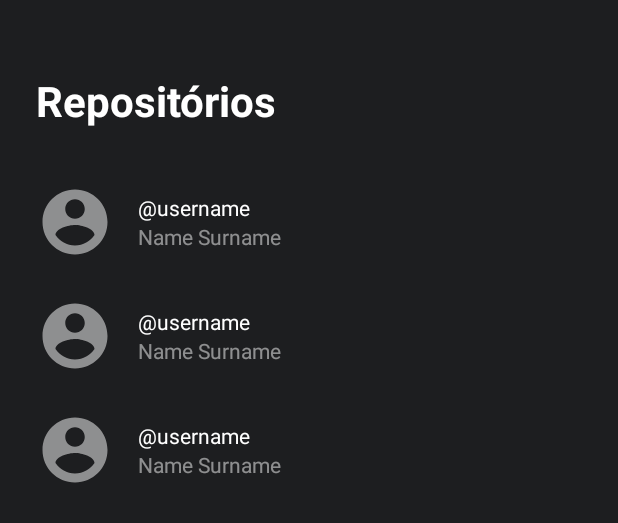
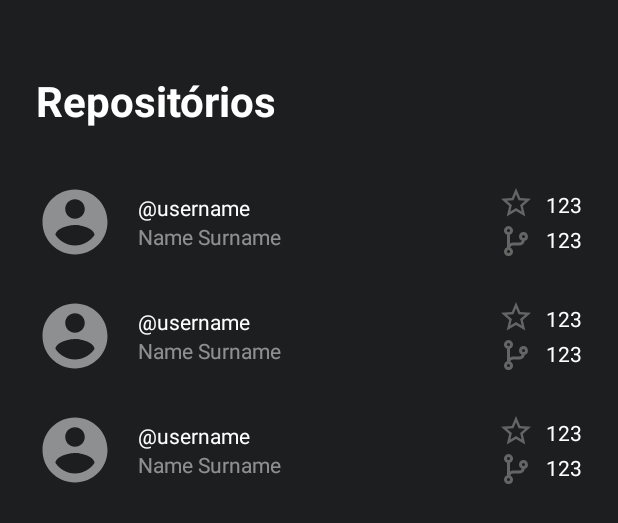
Before and after one commit to valdir-silva/repositories_list, an Android app: the layout repositories_fragment.xml on its own in the app's theme, with its tools: preview values and no code run, on a phone screen of 412 x 824 dp. Shown: the top 523 px of the screen. Run offline under Robolectric (Android 15) with nearby library versions, the phone set to English and light mode, and no system bars.

Commit message:
adding fork and stars to view

```diff
--- a/app/src/main/java/com/valdirsilva/repositorieslist/data/model/GitHubRepositoryModel.kt
+++ b/app/src/main/java/com/valdirsilva/repositorieslist/data/model/GitHubRepositoryModel.kt
@@ -8,5 +8,7 @@ data class GitHubRepositoryModel(
     val id: Int,
     val name: String,
     val fullName: String,
+    val starsCount: Int,
+    val forkCount: Int,
     val owner: OwnerModel
 ) : Parcelable
--- a/app/src/main/java/com/valdirsilva/repositorieslist/data/response/GitHubRepositoryResponse.kt
+++ b/app/src/main/java/com/valdirsilva/repositorieslist/data/response/GitHubRepositoryResponse.kt
@@ -13,6 +13,10 @@ data class GitHubRepositoryResponse(
     val name: String,
     @Json(name = "full_name")
     val fullName: String,
+    @Json(name = "stargazers_count")
+    val starsCount: Int,
+    @Json(name = "forks_count")
+    val forkCount: Int,
     @Json(name = "owner")
     val owner: OwnerResponse
 ) : Parcelable {
@@ -20,6 +24,8 @@ data class GitHubRepositoryResponse(
         id = id,
         name = name,
         fullName = fullName,
+        starsCount = starsCount,
+        forkCount = forkCount,
         owner = owner.getOwnerModel()
     )
 }
--- a/app/src/main/java/com/valdirsilva/repositorieslist/presentation/repositories/RepositoriesAdapter.kt
+++ b/app/src/main/java/com/valdirsilva/repositorieslist/presentation/repositories/RepositoriesAdapter.kt
@@ -31,6 +31,10 @@ class RepositoriesAdapter :
                 ITEM -> {
                     username.text = repository.owner.login
                     name.text = repository.fullName
+                    starIcon.changeVisibility(true)
+                    starsNumber.text = repository.starsCount.toString()
+                    forkIcon.changeVisibility(true)
+                    forksNumber.text = repository.forkCount.toString()
                     Picasso.get()
                         .load(repository.owner.avatarUrl)
                         .error(R.drawable.ic_round_account_circle)
--- /dev/null
+++ b/app/src/main/res/drawable/ic_fork.xml
@@ -0,0 +1,9 @@
+<vector xmlns:android="http://schemas.android.com/apk/res/android"
+    android:width="24dp"
+    android:height="24dp"
+    android:viewportWidth="24"
+    android:viewportHeight="24">
+    <path
+        android:fillColor="@color/iconColor"
+        android:pathData="M17,6.06a3,3 0,0 0,-1.15 5.77A2,2 0,0 1,14 13.06L10,13.06a3.91,3.91 0,0 0,-2 0.56L8,7.88a3,3 0,1 0,-2 0v8.36a3,3 0,1 0,2.16 0.05A2,2 0,0 1,10 15.06h4a4,4 0,0 0,3.91 -3.16A3,3 0,0 0,17 6.06ZM7,4.06a1,1 0,1 1,-1 1A1,1 0,0 1,7 4.06ZM7,20.06a1,1 0,1 1,1 -1A1,1 0,0 1,7 20.06ZM17,10.06a1,1 0,1 1,1 -1A1,1 0,0 1,17 10.06Z" />
+</vector>
--- /dev/null
+++ b/app/src/main/res/drawable/ic_star.xml
@@ -0,0 +1,9 @@
+<vector xmlns:android="http://schemas.android.com/apk/res/android"
+    android:width="24dp"
+    android:height="24dp"
+    android:viewportWidth="24.0"
+    android:viewportHeight="24.0">
+    <path
+        android:fillColor="@color/iconColor"
+        android:pathData="M22,9.24l-7.19,-0.62L12,2 9.19,8.63 2,9.24l5.46,4.73L5.82,21 12,17.27 18.18,21l-1.63,-7.03L22,9.24zM12,15.4l-3.76,2.27 1,-4.28 -3.32,-2.88 4.38,-0.38L12,6.1l1.71,4.04 4.38,0.38 -3.32,2.88 1,4.28L12,15.4z" />
+</vector>
--- a/app/src/main/res/layout/repository_view.xml
+++ b/app/src/main/res/layout/repository_view.xml
@@ -19,7 +19,7 @@
         app:layout_constraintTop_toTopOf="parent"
         tools:src="@drawable/ic_round_account_circle" />
 
-    <TextView
+    <androidx.appcompat.widget.AppCompatCheckedTextView
         android:id="@+id/username"
         android:layout_width="wrap_content"
         android:layout_height="wrap_content"
@@ -31,16 +31,69 @@
         app:layout_constraintTop_toTopOf="@+id/picture"
         tools:text="\@username" />
 
-    <TextView
+    <androidx.appcompat.widget.AppCompatTextView
         android:id="@+id/name"
-        android:layout_width="wrap_content"
+        android:layout_width="0dp"
         android:layout_height="wrap_content"
         android:layout_marginBottom="8dp"
         android:textColor="@color/colorDetail"
         app:layout_constraintBottom_toBottomOf="@+id/picture"
+        app:layout_constraintEnd_toStartOf="@id/starIcon"
         app:layout_constraintStart_toStartOf="@+id/username"
         app:layout_constraintTop_toBottomOf="@+id/username"
         tools:text="Name Surname" />
+
+    <androidx.appcompat.widget.AppCompatImageView
+        android:id="@+id/starIcon"
+        android:layout_width="24dp"
+        android:layout_height="24dp"
+        android:layout_marginHorizontal="8dp"
+        android:layout_marginTop="12dp"
+        android:src="@drawable/ic_star"
+        android:visibility="gone"
+        app:layout_constraintBottom_toTopOf="@id/forkIcon"
+        app:layout_constraintEnd_toStartOf="@id/starsNumber"
+        app:layout_constraintTop_toTopOf="parent"
+        tools:visibility="visible" />
+
+    <androidx.appcompat.widget.AppCompatTextView
+        android:id="@+id/starsNumber"
+        android:layout_width="wrap_content"
+        android:layout_height="wrap_content"
+        android:layout_marginHorizontal="8dp"
+        android:layout_marginTop="12dp"
+        android:layout_marginEnd="24dp"
+        android:textColor="@android:color/white"
+        app:layout_constraintBottom_toTopOf="@id/forksNumber"
+        app:layout_constraintEnd_toEndOf="parent"
+        app:layout_constraintTop_toTopOf="parent"
+        tools:text="123" />
+
+    <androidx.appcompat.widget.AppCompatImageView
+        android:id="@+id/forkIcon"
+        android:layout_width="24dp"
+        android:layout_height="24dp"
+        android:layout_marginHorizontal="8dp"
+        android:layout_marginBottom="12dp"
+        android:src="@drawable/ic_fork"
+        android:visibility="gone"
+        app:layout_constraintBottom_toBottomOf="parent"
+        app:layout_constraintEnd_toStartOf="@id/forksNumber"
+        app:layout_constraintTop_toBottomOf="@id/starIcon"
+        tools:visibility="visible" />
+
+    <androidx.appcompat.widget.AppCompatTextView
+        android:id="@+id/forksNumber"
+        android:layout_width="wrap_content"
+        android:layout_height="wrap_content"
+        android:layout_marginHorizontal="8dp"
+        android:layout_marginEnd="24dp"
+        android:layout_marginBottom="12dp"
+        android:textColor="@android:color/white"
+        app:layout_constraintBottom_toBottomOf="parent"
+        app:layout_constraintEnd_toEndOf="parent"
+        app:layout_constraintTop_toBottomOf="@id/starsNumber"
+        tools:text="123" />
 
     <ProgressBar
         android:id="@+id/progressBar"
@@ -65,4 +118,5 @@
         app:layout_constraintEnd_toEndOf="parent"
         app:layout_constraintStart_toStartOf="parent"
         app:layout_constraintTop_toTopOf="parent" />
+
 </androidx.constraintlayout.widget.ConstraintLayout>
--- a/app/src/main/res/values/colors.xml
+++ b/app/src/main/res/values/colors.xml
@@ -13,4 +13,5 @@
     <color name="colorAccent">#11C76F</color>
     <color name="colorPrimaryLight">#ACB1BD</color>
     <color name="colorDetail">#80FFFFFF</color>
+    <color name="iconColor">#656565</color>
 </resources>
```
